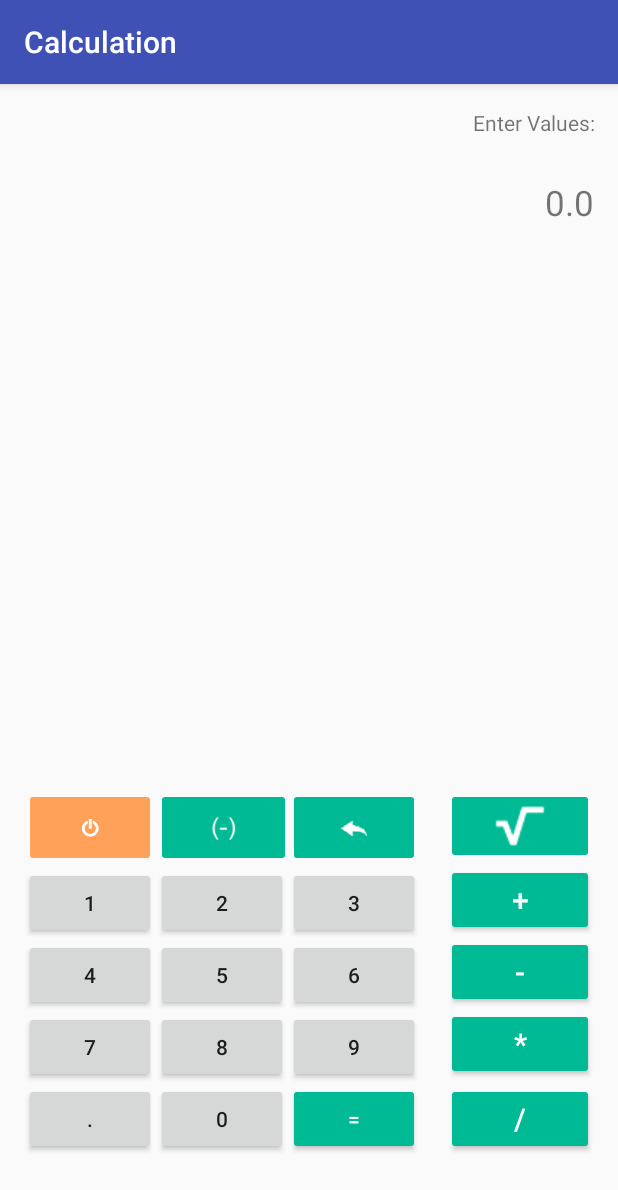
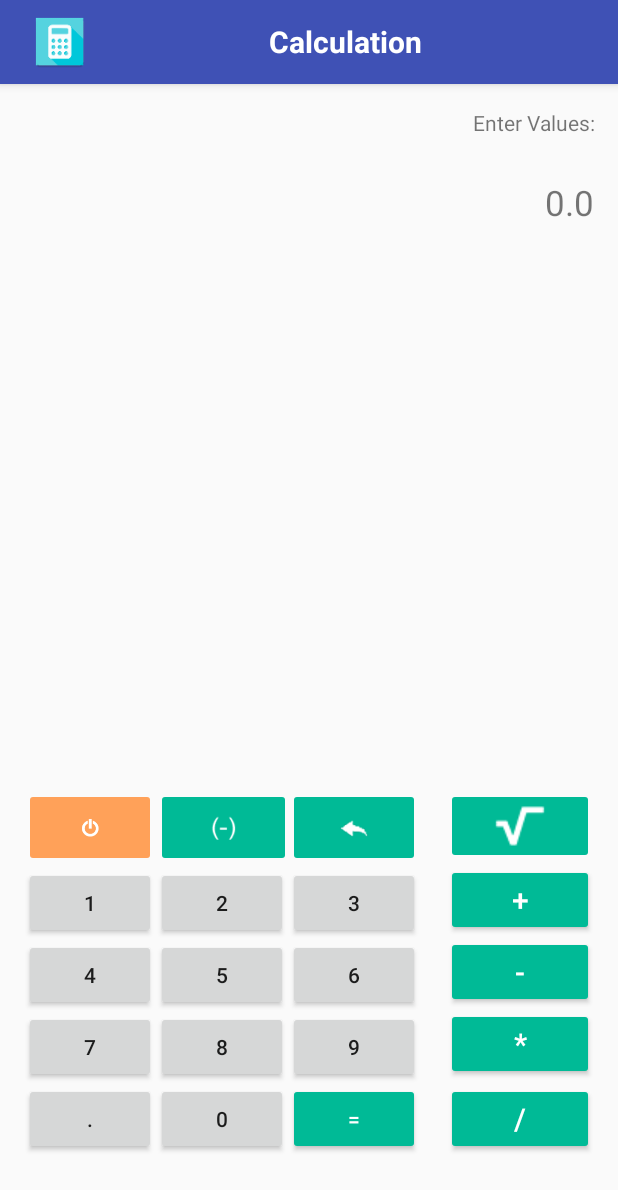
Before and after one commit to SalmanCorleone/Abacus, an Android app: the screen it shows after launch (MainActivity), on a phone screen of 412 x 824 dp. Shown: the top 1190 px of the screen. Run offline under Robolectric (Android 15) with nearby library versions, the phone set to English and light mode, and no system bars.

Commit message:
Title Bar Fixed 2

```diff
--- a/app/src/main/AndroidManifest.xml
+++ b/app/src/main/AndroidManifest.xml
@@ -6,6 +6,7 @@
         android:allowBackup="true"
         android:icon="@mipmap/my_launcher"
         android:label="@string/app_name"
+
 
         android:supportsRtl="true"
         android:theme="@style/AppTheme">
--- a/app/src/main/java/com/example/salman/calculation/MainActivity.java
+++ b/app/src/main/java/com/example/salman/calculation/MainActivity.java
@@ -4,6 +4,7 @@ import android.annotation.TargetApi;
 import android.content.res.ColorStateList;
 import android.media.Image;
 import android.os.Build;
+import android.support.v7.app.ActionBar;
 import android.support.v7.app.AppCompatActivity;
 import android.os.Bundle;
 import android.view.View;
@@ -27,6 +28,11 @@ public class MainActivity extends AppCompatActivity {
     protected void onCreate(Bundle savedInstanceState) {
         super.onCreate(savedInstanceState);
         setContentView(R.layout.activity_main);
+
+
+        getSupportActionBar().setDisplayOptions(ActionBar.DISPLAY_SHOW_CUSTOM);
+        getSupportActionBar().setCustomView(R.layout.titile);
+
         init();
 
         btn0.setOnClickListener(numclicks);
--- /dev/null
+++ b/app/src/main/res/layout/titile.xml
@@ -0,0 +1,38 @@
+<?xml version="1.0" encoding="utf-8"?>
+<LinearLayout xmlns:android="http://schemas.android.com/apk/res/android"
+    android:orientation="horizontal"
+    android:layout_width="match_parent"
+    android:layout_height="match_parent"
+
+
+
+    >
+
+    <ImageView
+        android:layout_width="wrap_content"
+        android:layout_height="40dp"
+        android:layout_gravity="center"
+        android:src="@mipmap/my_launcher"
+
+
+
+        android:id="@+id/logo"
+        android:contentDescription="" />
+
+    <TextView
+        android:layout_width="match_parent"
+        android:layout_height="wrap_content"
+        android:layout_gravity="center"
+        android:text="Calculation"
+        android:id="@+id/textView5"
+        android:textSize="20sp"
+        android:textColor="#ffffff"
+        android:textStyle="bold"
+        android:textAlignment="center"
+
+
+
+        />
+
+
+</LinearLayout>
```
